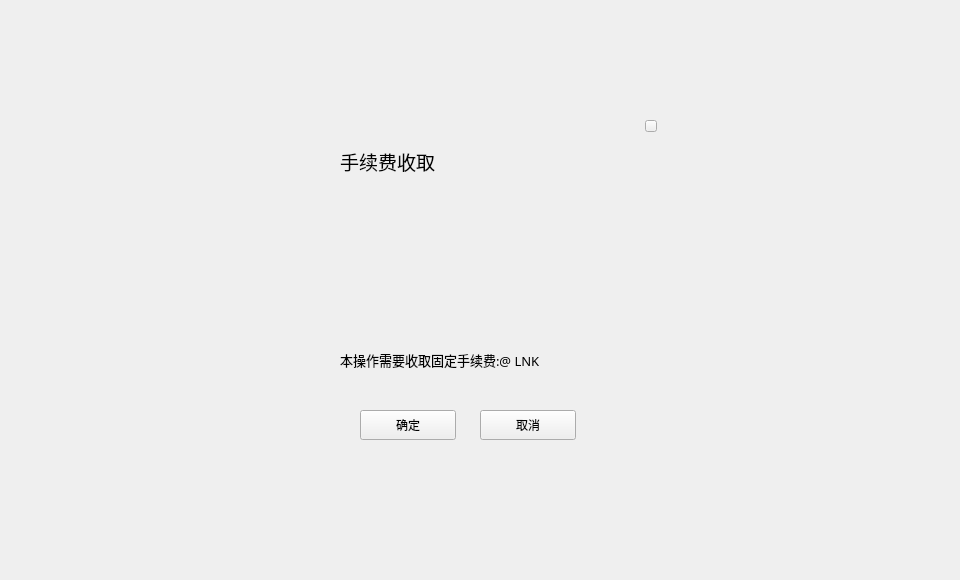
First picture: the form in LNKWallet/depositpage/FeeChargeWidget.ui, repository HcashOrg/hx-indicator, before the edit.
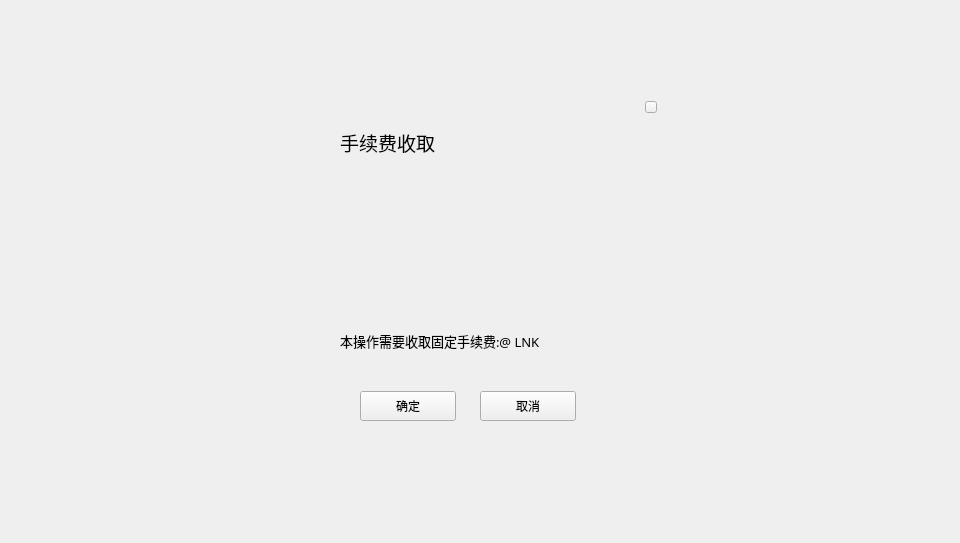
Second picture: the form after the edit.

```diff
--- a/LNKWallet/depositpage/FeeChargeWidget.ui
+++ b/LNKWallet/depositpage/FeeChargeWidget.ui
@@ -7,7 +7,7 @@
     <x>0</x>
     <y>0</y>
     <width>960</width>
-    <height>580</height>
+    <height>543</height>
    </rect>
   </property>
   <property name="font">
@@ -24,14 +24,14 @@
      <x>0</x>
      <y>0</y>
      <width>960</width>
-     <height>580</height>
+     <height>543</height>
     </rect>
    </property>
    <widget class="QWidget" name="containerWidget" native="true">
     <property name="geometry">
      <rect>
       <x>270</x>
-      <y>100</y>
+      <y>81</y>
       <width>420</width>
       <height>380</height>
      </rect>
```
